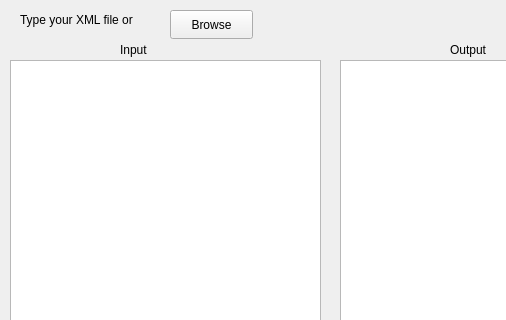
Old version of the form GUI/mainwindow.ui in the repository Jovany-20/XML-DSA-PROJECT; both pictures show x 0 to 506 and y 0 to 320 of the 653 by 703 pixel window.
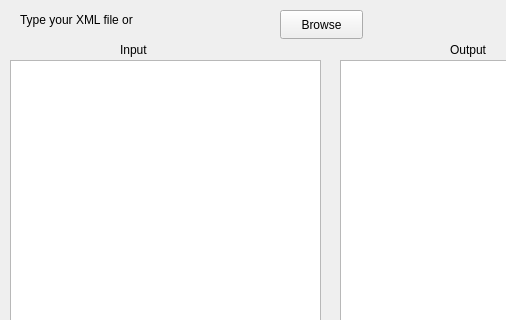
New version of the form.

Commit message: make the GUI universal anyone can run from Qt

The edit to the form file:
```diff
--- a/GUI/mainwindow.ui
+++ b/GUI/mainwindow.ui
@@ -17,7 +17,7 @@
    <widget class="QPushButton" name="pushButton">
     <property name="geometry">
      <rect>
-      <x>170</x>
+      <x>280</x>
       <y>10</y>
       <width>83</width>
       <height>29</height>
```
The commit also changes 1 other file.
